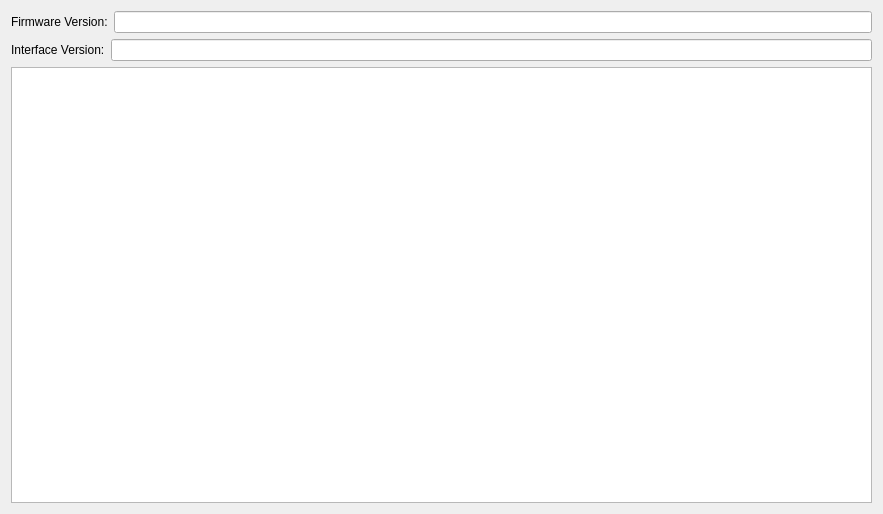
The window that src/emsinfo.ui (fredcooke/emstudio) describes before a commit, drawn with Qt 5.
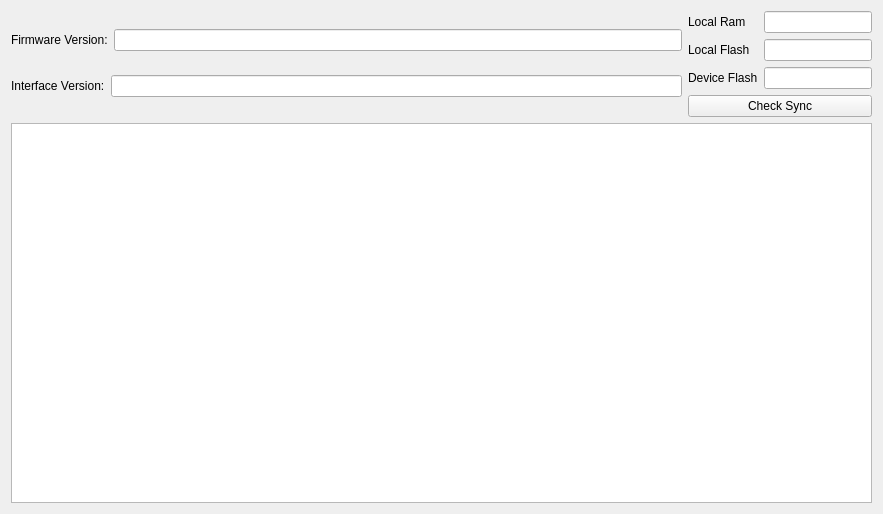
The same window after the commit.

Commit message:
Added sync clean functions and a button to check the sync
Button to check sync will send a request for all location ids, then
send location info requests, then retrieve the data at each location.
This should be optimized at a later point, but for now it should be
adequate

```diff
--- a/src/emsinfo.ui
+++ b/src/emsinfo.ui
@@ -13,10 +13,12 @@
   <property name="windowTitle">
    <string>Form</string>
   </property>
-  <layout class="QVBoxLayout" name="verticalLayout_3">
+  <layout class="QVBoxLayout" name="verticalLayout_6">
    <item>
     <layout class="QVBoxLayout" name="verticalLayout_2">
      <item>
+      <layout class="QHBoxLayout" name="horizontalLayout_4" stretch="1,0">
+       <item>
       <layout class="QVBoxLayout" name="verticalLayout">
        <item>
         <layout class="QHBoxLayout" name="horizontalLayout">
@@ -49,6 +51,61 @@
           <widget class="QLineEdit" name="interfaceVersionLineEdit">
            <property name="readOnly">
             <bool>true</bool>
+             </property>
+            </widget>
+           </item>
+          </layout>
+         </item>
+        </layout>
+       </item>
+       <item>
+        <layout class="QVBoxLayout" name="verticalLayout_5">
+         <item>
+          <layout class="QHBoxLayout" name="horizontalLayout_3">
+           <item>
+            <layout class="QVBoxLayout" name="verticalLayout_3">
+             <item>
+              <widget class="QLabel" name="label_2">
+               <property name="text">
+                <string>Local Ram</string>
+               </property>
+              </widget>
+             </item>
+             <item>
+              <widget class="QLabel" name="label">
+               <property name="text">
+                <string>Local Flash</string>
+               </property>
+              </widget>
+             </item>
+             <item>
+              <widget class="QLabel" name="label_5">
+               <property name="text">
+                <string>Device Flash</string>
+               </property>
+              </widget>
+             </item>
+            </layout>
+           </item>
+           <item>
+            <layout class="QVBoxLayout" name="verticalLayout_4">
+             <item>
+              <widget class="QLineEdit" name="localRamLineEdit"/>
+             </item>
+             <item>
+              <widget class="QLineEdit" name="localFlashLineEdit"/>
+             </item>
+             <item>
+              <widget class="QLineEdit" name="deviceFlashLineEdit"/>
+             </item>
+            </layout>
+           </item>
+          </layout>
+         </item>
+         <item>
+          <widget class="QPushButton" name="checkSyncButton">
+           <property name="text">
+            <string>Check Sync</string>
            </property>
           </widget>
          </item>
```
Lines whose indentation alone changed are shown as unchanged. The commit also changes 4 other files.
